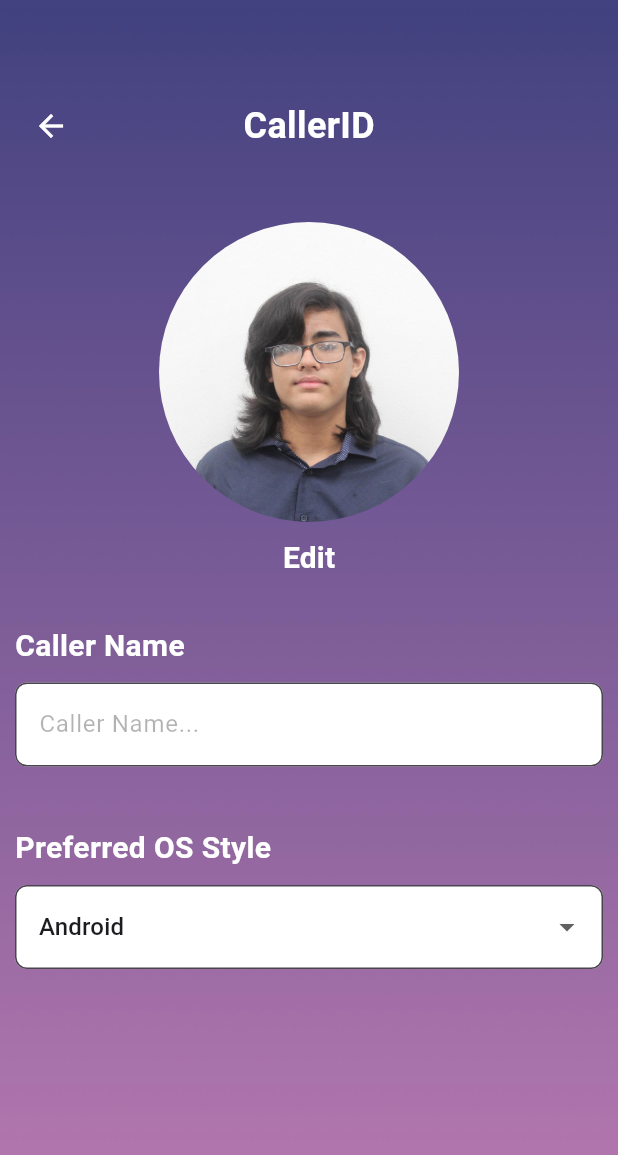
After one commit to CarolinaZRM/CosmicComfort, a Flutter app: the CallerIDPage screen opened directly, on a phone screen of 412 x 824 dp. The commit adds this screen. Shown: the top 1155 px of the screen. Run offline on Flutter 3.47's test engine with Material 3 defaults, Android fonts, the phone set to English and light mode, and no system bars.

Commit message:
Implemented CallerIDPage and added a GenericComponents dart file

```diff
--- /dev/null
+++ b/lib/components/GenericComponents.dart
@@ -0,0 +1,27 @@
+import 'package:flutter/material.dart';
+
+Widget buildHeader({
+  required String title,
+  required BuildContext context
+}){
+  return Row(
+    mainAxisAlignment: MainAxisAlignment.spaceBetween,
+    children: [
+      IconButton(
+        icon: const Icon(Icons.arrow_back, color: Colors.white),
+        onPressed: () {
+          Navigator.pop(context); // Go back to the previous screen
+        },
+      ),
+      Text(
+        title,
+        style: TextStyle(
+          color: Colors.white,
+          fontSize: 24,
+          fontWeight: FontWeight.bold,
+        ),
+      ),
+      const SizedBox(width: 48), // To balance the row
+    ],
+  );
+}
--- /dev/null
+++ b/lib/pages/CallerIDPage.dart
@@ -0,0 +1,177 @@
+import 'package:flutter/material.dart';
+import '../components/GenericComponents.dart' as components;
+import 'dart:io' show Platform;
+
+class CallerIDPage extends StatefulWidget {
+  const CallerIDPage({Key? key}) : super(key: key);
+
+  @override
+  State<CallerIDPage> createState() => _CallerIDPageState();
+}
+
+class _CallerIDPageState extends State<CallerIDPage> {
+  String? os = Platform.isAndroid ? "Android" : "iOS";
+
+  @override
+  Widget build(BuildContext context) {
+    return Scaffold(
+      body: Stack(
+        children: [
+          // Background image or gradient
+          Container(
+            decoration: const BoxDecoration(
+              image: DecorationImage(
+                image: AssetImage('assets/Ombre.PNG'), // Gradient background
+                fit: BoxFit.cover,
+              ),
+            ),
+          ),
+          Padding(
+            padding: const EdgeInsets.fromLTRB(10.0, 60.0, 10.0, 20.0),
+            child:
+            Expanded(
+              child: SingleChildScrollView(
+                child: Column(
+                  crossAxisAlignment: CrossAxisAlignment.start,
+                  children: [
+
+                    //Header
+                    components.buildHeader(title: "CallerID", context: context),
+                    //------
+
+                    const SizedBox(height: 40), // Space below the title
+
+                    //Caller Pic and Edit button
+                    Center(
+                      child: Column(
+                        children: [
+                          //Picture
+                          ClipOval(
+                            child: Image.asset(
+                              'assets/testPic.jpg', //TODO: this will be gotten from DB
+                              width: 200,  // Same as diameter
+                              height: 200,  // Same as diameter
+                              fit: BoxFit.cover,  // Controls how the image fits inside the circle
+                            ),
+                          ),
+                          //Edit
+                          TextButton(
+                            onPressed: () {
+                              //TODO: Action to perform when the button is pressed
+
+                            },
+                            child: const Text(
+                              'Edit', // Button text
+                              style: TextStyle(
+                                fontSize: 20,
+                                fontWeight: FontWeight.bold,
+                                color: const Color.fromARGB(255, 255, 255, 255), // Text color
+                              ),
+                            )
+                          )
+                        ],
+                      )
+                    ),
+
+                    const SizedBox(height: 20),
+
+                    const Text(
+                      'Caller Name',
+                      style: TextStyle(
+                        fontSize: 20,
+                        fontWeight: FontWeight.bold,
+                        color: const Color.fromARGB(255, 255, 255, 255)
+                      ),
+                    ),
+
+                    const SizedBox(height: 10),
+
+                    TextField(
+                      controller: TextEditingController(),
+                      decoration: InputDecoration(
+                        hintStyle: TextStyle(
+                          color: Colors.black.withOpacity(0.3), // Make text semi-transparent
+                        ),
+                        hintText: "Caller Name...", //TODO: this will be gotten from DB
+                        filled: true,
+                        fillColor: Color.fromARGB(255, 255, 255, 255),
+                        border: OutlineInputBorder(
+                          borderRadius: BorderRadius.circular(8.0),
+                        ),
+                      ),
+                      onSubmitted: (value) {
+                        //TODO: Give Functionality!
+                      },
+                    ),
+
+                    const SizedBox(height: 40),
+
+                    const Text(
+                      'Preferred OS Style',
+                      style: TextStyle(
+                        fontSize: 20,
+                        fontWeight: FontWeight.bold,
+                        color: const Color.fromARGB(255, 255, 255, 255)
+                      ),
+                    ),
+
+                    buildDropdownMenu(
+                      title: 'Default System OS',
+                      value: os,
+                      items: ['Android', 'iOS'],
+                      onChanged: (value) {
+                        setState(() {
+                          os = value;
+                        });
+                      },
+                    ),
+
+                  ]
+                )
+
+              )
+            )
+
+          ),
+
+
+
+        ],
+      ),
+    );
+  }
+
+
+  // Helper method to build each dropdown menu with a white box
+  Widget buildDropdownMenu({
+    required String title,
+    required String? value,
+    required List<String> items,
+    required ValueChanged<String?> onChanged,
+  }) {
+    return Padding(
+      padding: const EdgeInsets.symmetric(vertical: 10.0),
+      child: DropdownButtonFormField<String>(
+        decoration: InputDecoration(
+          filled: true,
+          fillColor: Colors.white, // White background for the dropdown
+          labelText: title,
+
+          floatingLabelBehavior: FloatingLabelBehavior.never, // Fixes the issue of the label moving
+          border: OutlineInputBorder(
+            borderRadius: BorderRadius.circular(8.0),
+          ),
+        ),
+        hint: Text(title), // Ensure the title shows when no value is selected
+        value: value,
+        items: items.map((String item) {
+          return DropdownMenuItem<String>(
+            value: item,
+            child: Text(item),
+          );
+        }).toList(),
+        onChanged: onChanged,
+      ),
+    );
+  }
+}
--- a/pubspec.yaml
+++ b/pubspec.yaml
@@ -66,6 +66,7 @@ flutter:
     - assets/Calendar_MoodLogBG.JPG
     - assets/AccioBG.JPG
     - assets/AccioIconClearBG.PNG
+    - assets/testPic.jpg
 
 
   # An image asset can refer to one or more resolution-specific "variants", see
```
Also changed, not shown: lib/pages/FakeCallPage.dart (+28 -1 lines), assets/testPic.jpg (added).
